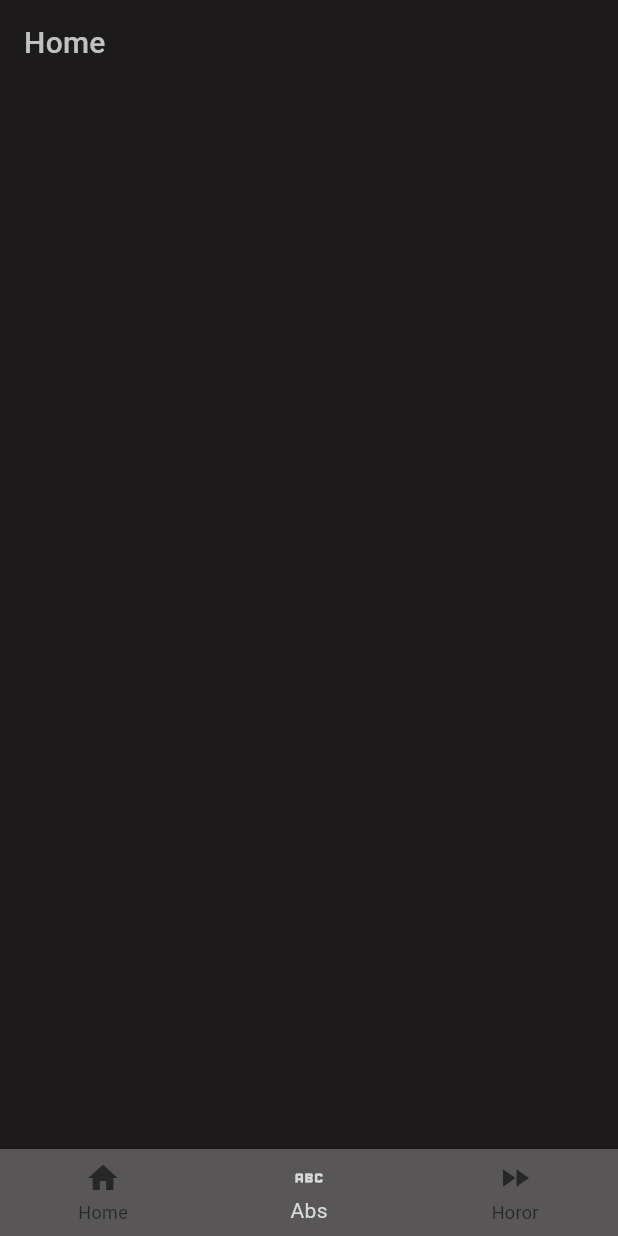
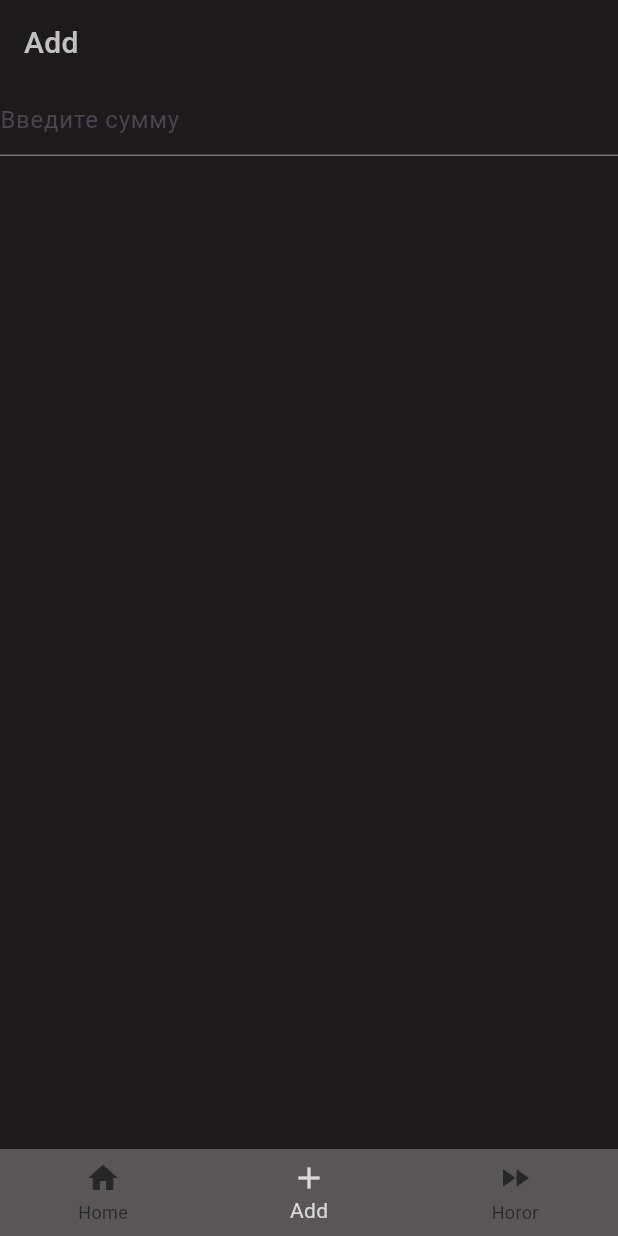
Before and after one commit to ana-znv/financial_accounting, a Flutter app: the screen it shows after launch, item 2 of the bottom bar chosen, on a phone screen of 412 x 824 dp. Run offline on Flutter 3.47's test engine with Material 3 defaults, Android fonts, the light colour scheme and no system bars.

Commit message:
added add screen

```diff
--- a/lib/main.dart
+++ b/lib/main.dart
@@ -1,3 +1,5 @@
+import 'package:financial_accounting/screens/add.dart';
+import 'package:financial_accounting/theme.dart';
 import 'package:flutter/material.dart';
 
 void main() {
@@ -10,19 +12,7 @@ class Application extends StatelessWidget {
   @override
   Widget build(BuildContext context) {
     return MaterialApp(
-      theme: ThemeData(
-        textTheme: TextTheme(
-          titleMedium: TextStyle(
-            color: Color.fromARGB(255, 193, 193, 193),
-            fontSize: 20,
-          ),
-        ),
-        scaffoldBackgroundColor: Color(0xFF1C1A1B),
-        appBarTheme: AppBarThemeData(backgroundColor: const Color(0xFF1c1a1b)),
-        bottomNavigationBarTheme: BottomNavigationBarThemeData(
-          backgroundColor: const Color(0xFF585657),
-        ),
-      ),
+      theme: theme,
       title: 'Financial Accounting',
       home: const MainBottomAppBar(),
     );
@@ -40,7 +30,7 @@ class _MainBottomAppBarState extends State<MainBottomAppBar> {
   int _selectedIndex = 0;
   static const List<Widget> _widgetOptions = [
     Text("Index 0"),
-    Text("Index 1"),
+    Add(),
     Text("Index 2"),
   ];
 
@@ -52,15 +42,13 @@ class _MainBottomAppBarState extends State<MainBottomAppBar> {
 
   @override
   Widget build(BuildContext context) {
-    final theme = Theme.of(context);
 
     return Scaffold(
-      appBar: AppBar(title: Text('Home', style: theme.textTheme.titleMedium)),
       body: Center(child: _widgetOptions.elementAt(_selectedIndex)),
       bottomNavigationBar: BottomNavigationBar(
         items: [
           BottomNavigationBarItem(icon: Icon(Icons.home), label: 'Home'),
-          BottomNavigationBarItem(icon: Icon(Icons.abc), label: 'Abs'),
+          BottomNavigationBarItem(icon: Icon(Icons.add), label: 'Add'),
           BottomNavigationBarItem(
             icon: Icon(Icons.fast_forward),
             label: 'Horor',
--- /dev/null
+++ b/lib/screens/add.dart
@@ -0,0 +1,33 @@
+import 'package:flutter/material.dart';
+
+class Add extends StatefulWidget {
+  const Add({super.key});
+
+  @override
+  State<Add> createState() => _AddState();
+}
+
+class _AddState extends State<Add> {
+  @override
+  Widget build(BuildContext context) {
+    final theme = Theme.of(context);
+    return Scaffold(
+      appBar: AppBar(
+        title: Text('Add', style: theme.textTheme.titleMedium),
+      ),
+      body: Center(
+        child: Column(
+          children: [
+            TextField(
+              decoration: const InputDecoration(
+                border: UnderlineInputBorder(),
+                labelText: 'Введите сумму',
+                isDense: true,
+              ),
+            )
+          ],
+        ),
+      ),
+    );
+  }
+}
--- /dev/null
+++ b/lib/theme.dart
@@ -0,0 +1,19 @@
+import 'package:flutter/material.dart';
+
+final theme = ThemeData(
+  textTheme: TextTheme(
+    titleMedium: TextStyle(
+      color: Color.fromARGB(255, 193, 193, 193),
+      fontSize: 20,
+    ),
+    bodyMedium: TextStyle(
+      color: Color.fromARGB(255, 193, 193, 193),
+      fontSize: 16
+    )
+  ),
+  scaffoldBackgroundColor: Color(0xFF1C1A1B),
+  appBarTheme: AppBarThemeData(backgroundColor: const Color(0xFF1c1a1b)),
+  bottomNavigationBarTheme: BottomNavigationBarThemeData(
+    backgroundColor: const Color(0xFF585657),
+  ),
+);
```
Also changed, not shown: 1 other file.
